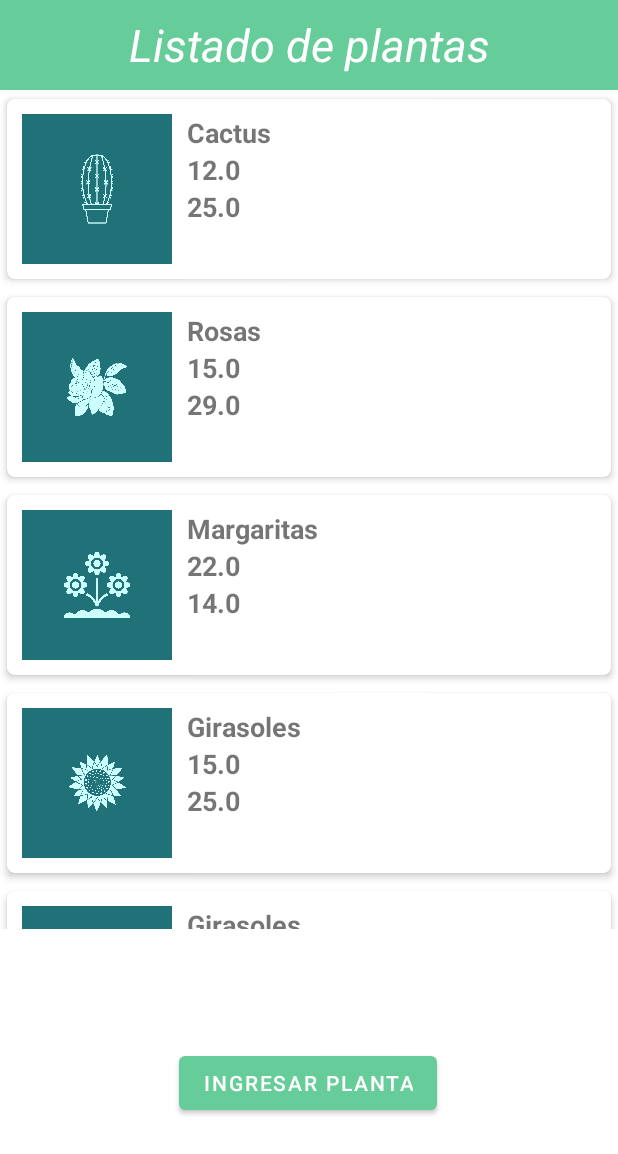
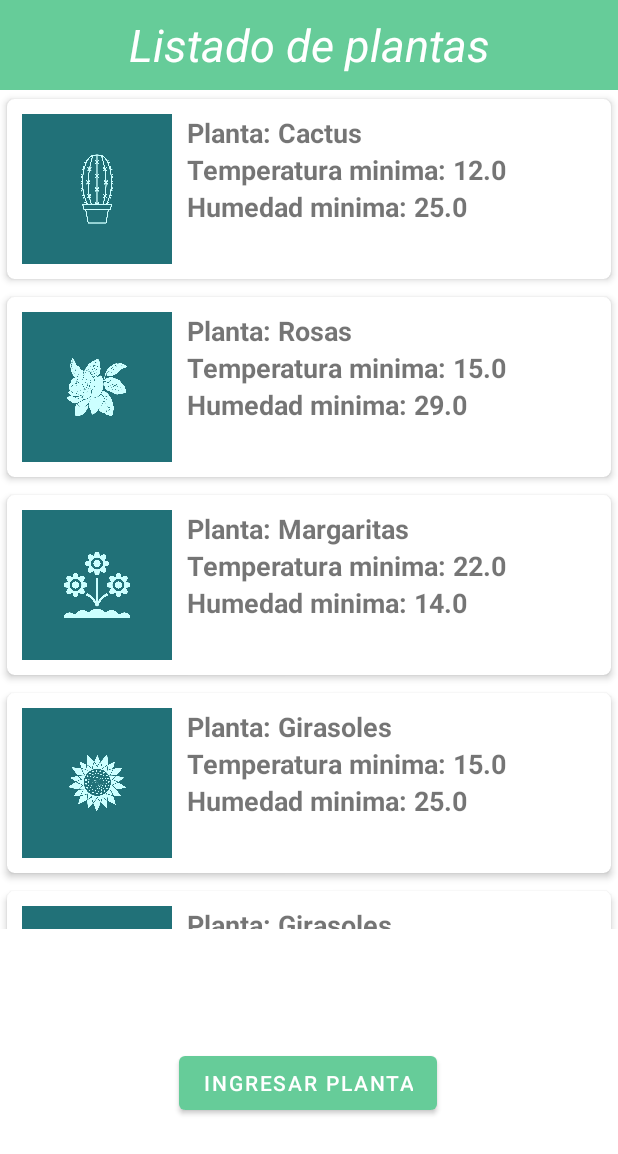
Before and after one commit to afgomez20/PST_PRO_G2, an Android app: the MenuActivity screen opened directly, with no data from a screen before it, on a phone screen of 412 x 824 dp. Shown: the top 1154 px of the screen. Run offline under Robolectric (Android 15) with nearby library versions, the phone set to English and light mode, and no system bars.

Commit message:
Serealizacion de clases y realacion entre datos plantas y ListPlan

```diff
--- a/PIS_ADAS/app/src/main/java/com/example/pis_adas/MenuActivity.java
+++ b/PIS_ADAS/app/src/main/java/com/example/pis_adas/MenuActivity.java
@@ -56,15 +56,16 @@ public class MenuActivity extends AppCompatActivity {
         recyclerView.setLayoutManager(new LinearLayoutManager(this));
         plantas = new PlantaAdapter(this,plantasList);
         recyclerView.setAdapter(plantas);
-        plantas.setOnClickListener(new View.OnClickListener() {
+        /*plantas.setOnClickListener(new View.OnClickListener() {
             @Override
             public void onClick(View view) {
                 Intent i = new Intent(getApplicationContext(), DatosPlantaActivity.class);
+                i.putExtra("planta",plantasList);
                 String nombre = plantasList.get(recyclerView.getChildAdapterPosition(view)).getNombre();
                 Toast.makeText(view.getContext(), "Seleccionaste: "+nombre, Toast.LENGTH_SHORT).show();
                 startActivity(i);
             }
-        });
+        });*/
     }
 
     public void registro(View view){
--- a/PIS_ADAS/app/src/main/java/com/example/pis_adas/clases/ListPlanta.java
+++ b/PIS_ADAS/app/src/main/java/com/example/pis_adas/clases/ListPlanta.java
@@ -1,6 +1,8 @@
 package com.example.pis_adas.clases;
 
-public class ListPlanta {
+import java.io.Serializable;
+
+public class ListPlanta implements Serializable {
     public String nombre;
     public float tempMin;
     public float humMin;
--- a/PIS_ADAS/app/src/main/java/com/example/pis_adas/clases/PlantaAdapter.java
+++ b/PIS_ADAS/app/src/main/java/com/example/pis_adas/clases/PlantaAdapter.java
@@ -1,15 +1,18 @@
 package com.example.pis_adas.clases;
 
 import android.content.Context;
+import android.content.Intent;
 import android.view.LayoutInflater;
 import android.view.View;
 import android.view.ViewGroup;
 import android.widget.ImageView;
 import android.widget.TextView;
+import android.widget.Toast;
 
 import androidx.annotation.NonNull;
 import androidx.recyclerview.widget.RecyclerView;
 
+import com.example.pis_adas.DatosPlantaActivity;
 import com.example.pis_adas.R;
 
 import java.util.ArrayList;
@@ -47,14 +50,24 @@ public class PlantaAdapter extends RecyclerView.Adapter<PlantaAdapter.ViewHolder
 
     @Override
     public void onBindViewHolder(@NonNull ViewHolder holder, int position) {
+        ListPlanta planta = modelo.get(position);
         String nombre = modelo.get(position).getNombre();
         Float tempMin = modelo.get(position).getTempMin();
         Float humMin = modelo.get(position).getHumMin();
         int img = modelo.get(position).getImagen();
-        holder.nombre.setText(nombre);
-        holder.tempMin.setText(tempMin.toString());
-        holder.humMin.setText(humMin.toString());
+        holder.nombre.setText("Planta: "+nombre);
+        holder.tempMin.setText("Temperatura minima: "+tempMin.toString());
+        holder.humMin.setText("Humedad minima: "+humMin.toString());
         holder.img.setImageResource(img);
+        holder.itemView.setOnClickListener(new View.OnClickListener() {
+            @Override
+            public void onClick(View view) {
+                Intent i = new Intent(holder.itemView.getContext(), DatosPlantaActivity.class);
+                i.putExtra("planta",planta);
+                Toast.makeText(view.getContext(), "Seleccionaste: "+nombre, Toast.LENGTH_SHORT).show();
+                holder.itemView.getContext().startActivity(i);
+            }
+        });
 
     }
 
--- a/PIS_ADAS/app/src/main/res/layout/activity_datos_planta.xml
+++ b/PIS_ADAS/app/src/main/res/layout/activity_datos_planta.xml
@@ -42,7 +42,7 @@
             android:layout_marginRight="10dp"
             android:layout_marginBottom="40dp"
             android:fontFamily="sans-serif-black"
-            android:text="123"
+            android:text="hola"
             android:textAlignment="center"
             android:textSize="24sp" />
 
```
Also changed, not shown: PIS_ADAS/app/src/main/java/com/example/pis_adas/DatosPlantaActivity.java (+11 -0 lines).
